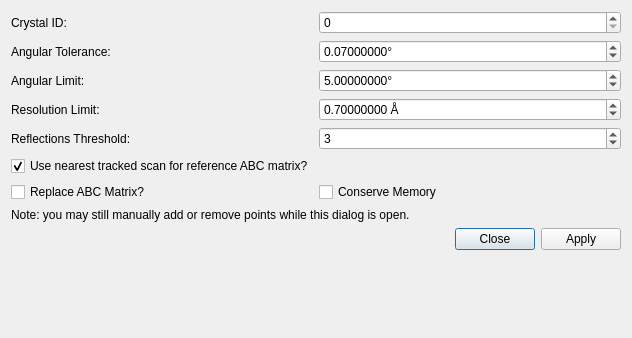
PolyLaue/PolyLaue, file polylaue/ui/resources/ui/track_dialog.ui: the form before one commit.
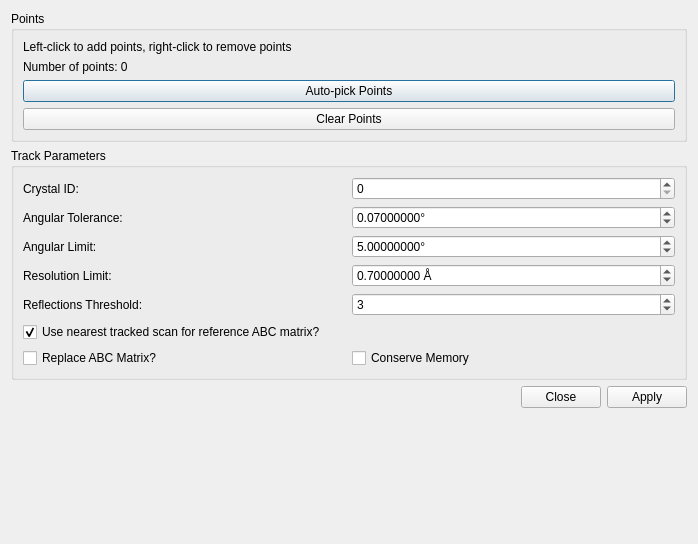
The form after the commit. Custom widgets are drawn as their Qt base class.

Commit message:
Perform find/track point picking in single dialog
This moves the point picking for find/track into the find/track dialogs,
so that point picking is not a prior step and is instead combined with
the find/track step.

This is highly convenient, especially when the results appear incorrect
from find/track and you need to re-pick points. Now instead of starting
over from scratch, the user can just re-pick them in the same dialog.

Patch:
```diff
--- a/polylaue/ui/resources/ui/track_dialog.ui
+++ b/polylaue/ui/resources/ui/track_dialog.ui
@@ -6,8 +6,8 @@
    <rect>
     <x>0</x>
     <y>0</y>
-    <width>632</width>
-    <height>338</height>
+    <width>698</width>
+    <height>544</height>
    </rect>
   </property>
   <property name="sizePolicy">
@@ -20,122 +20,7 @@
    <string>Track Orientation</string>
   </property>
   <layout class="QGridLayout" name="gridLayout">
-   <item row="4" column="0">
-    <widget class="QLabel" name="reflections_threshold_label">
-     <property name="toolTip">
-      <string>&lt;html&gt;&lt;head/&gt;&lt;body&gt;&lt;p&gt;The minimum number of indexed reflections to assume the indexing routine was successful.&lt;/p&gt;&lt;p&gt;&lt;br/&gt;&lt;/p&gt;&lt;p&gt;Default: 3&lt;/p&gt;&lt;/body&gt;&lt;/html&gt;</string>
-     </property>
-     <property name="text">
-      <string>Reflections Threshold:</string>
-     </property>
-    </widget>
-   </item>
-   <item row="2" column="1">
-    <widget class="ScientificDoubleSpinBox" name="angular_limit">
-     <property name="toolTip">
-      <string>&lt;html&gt;&lt;head/&gt;&lt;body&gt;&lt;p&gt;Default: 29°&lt;/p&gt;&lt;/body&gt;&lt;/html&gt;</string>
-     </property>
-     <property name="suffix">
-      <string>°</string>
-     </property>
-     <property name="decimals">
-      <number>8</number>
-     </property>
-     <property name="maximum">
-      <double>1000000.000000000000000</double>
-     </property>
-     <property name="value">
-      <double>5.000000000000000</double>
-     </property>
-    </widget>
-   </item>
-   <item row="6" column="0">
-    <widget class="QCheckBox" name="replace_abc_matrix">
-     <property name="toolTip">
-      <string>&lt;html&gt;&lt;head/&gt;&lt;body&gt;&lt;p&gt;Instead of just recording the angular shift for this scan number, replace the ABC matrix in the crystal with the result of this tracking, and recompute all other angular shifts with respect to the new ABC matrix.&lt;/p&gt;&lt;p&gt;&lt;br/&gt;&lt;/p&gt;&lt;p&gt;This is beneficial if you believe this tracked scan number will produce a more accurate ABC matrix than the scan number where the ABC matrix was initially indexed.&lt;/p&gt;&lt;/body&gt;&lt;/html&gt;</string>
-     </property>
-     <property name="text">
-      <string>Replace ABC Matrix?</string>
-     </property>
-    </widget>
-   </item>
-   <item row="1" column="0">
-    <widget class="QLabel" name="angular_tolerance_label">
-     <property name="toolTip">
-      <string>&lt;html&gt;&lt;head/&gt;&lt;body&gt;&lt;p&gt;Default: 0.07°&lt;/p&gt;&lt;/body&gt;&lt;/html&gt;</string>
-     </property>
-     <property name="text">
-      <string>Angular Tolerance:</string>
-     </property>
-    </widget>
-   </item>
-   <item row="3" column="0">
-    <widget class="QLabel" name="resolution_limit_label">
-     <property name="toolTip">
-      <string>&lt;html&gt;&lt;head/&gt;&lt;body&gt;&lt;p&gt;Default: 0.4 Å&lt;/p&gt;&lt;/body&gt;&lt;/html&gt;</string>
-     </property>
-     <property name="text">
-      <string>Resolution Limit:</string>
-     </property>
-    </widget>
-   </item>
-   <item row="0" column="0">
-    <widget class="QLabel" name="crystal_id_label">
-     <property name="toolTip">
-      <string>&lt;html&gt;&lt;head/&gt;&lt;body&gt;&lt;p&gt;The crystal ID to use as a starting point. The ABC matrix for this crystal will be automatically rotated to determine the best orientation.&lt;/p&gt;&lt;/body&gt;&lt;/html&gt;</string>
-     </property>
-     <property name="text">
-      <string>Crystal ID:</string>
-     </property>
-    </widget>
-   </item>
-   <item row="0" column="1">
-    <widget class="QSpinBox" name="crystal_id">
-     <property name="toolTip">
-      <string>&lt;html&gt;&lt;head/&gt;&lt;body&gt;&lt;p&gt;The crystal ID to use as a starting point. The ABC matrix for this crystal will be automatically rotated to determine the best orientation.&lt;/p&gt;&lt;/body&gt;&lt;/html&gt;</string>
-     </property>
-     <property name="maximum">
-      <number>10000000</number>
-     </property>
-    </widget>
-   </item>
-   <item row="1" column="1">
-    <widget class="ScientificDoubleSpinBox" name="angular_tolerance">
-     <property name="toolTip">
-      <string>&lt;html&gt;&lt;head/&gt;&lt;body&gt;&lt;p&gt;Default: 0.07°&lt;/p&gt;&lt;/body&gt;&lt;/html&gt;</string>
-     </property>
-     <property name="suffix">
-      <string>°</string>
-     </property>
-     <property name="decimals">
-      <number>8</number>
-     </property>
-     <property name="maximum">
-      <double>100000.000000000000000</double>
-     </property>
-     <property name="value">
-      <double>0.070000000000000</double>
-     </property>
-    </widget>
-   </item>
-   <item row="8" column="0" colspan="2">
-    <widget class="QLabel" name="label">
-     <property name="text">
-      <string>Note: you may still manually add or remove points while this dialog is open.</string>
-     </property>
-    </widget>
-   </item>
-   <item row="6" column="1">
-    <widget class="QCheckBox" name="conserve_memory">
-     <property name="toolTip">
-      <string>&lt;html&gt;&lt;head/&gt;&lt;body&gt;&lt;p&gt;If checked, a different version of the internal function will be utilized that uses less RAM, but also runs a little slower.&lt;/p&gt;&lt;/body&gt;&lt;/html&gt;</string>
-     </property>
-     <property name="text">
-      <string>Conserve Memory</string>
-     </property>
-    </widget>
-   </item>
-   <item row="10" column="0" colspan="2">
+   <item row="4" column="0" colspan="2">
     <spacer name="verticalSpacer">
      <property name="orientation">
       <enum>Qt::Vertical</enum>
@@ -148,6 +33,100 @@
      </property>
     </spacer>
    </item>
+   <item row="1" column="0" colspan="2">
+    <widget class="QGroupBox" name="groupBox">
+     <property name="title">
+      <string>Track Parameters</string>
+     </property>
+     <layout class="QGridLayout" name="gridLayout_3">
+      <item row="0" column="0">
+       <widget class="QLabel" name="crystal_id_label">
+        <property name="toolTip">
+         <string>&lt;html&gt;&lt;head/&gt;&lt;body&gt;&lt;p&gt;The crystal ID to use as a starting point. The ABC matrix for this crystal will be automatically rotated to determine the best orientation.&lt;/p&gt;&lt;/body&gt;&lt;/html&gt;</string>
+        </property>
+        <property name="text">
+         <string>Crystal ID:</string>
+        </property>
+       </widget>
+      </item>
+      <item row="0" column="1">
+       <widget class="QSpinBox" name="crystal_id">
+        <property name="toolTip">
+         <string>&lt;html&gt;&lt;head/&gt;&lt;body&gt;&lt;p&gt;The crystal ID to use as a starting point. The ABC matrix for this crystal will be automatically rotated to determine the best orientation.&lt;/p&gt;&lt;/body&gt;&lt;/html&gt;</string>
+        </property>
+        <property name="maximum">
+         <number>10000000</number>
+        </property>
+       </widget>
+      </item>
+      <item row="1" column="0">
+       <widget class="QLabel" name="angular_tolerance_label">
+        <property name="toolTip">
+         <string>&lt;html&gt;&lt;head/&gt;&lt;body&gt;&lt;p&gt;Default: 0.07°&lt;/p&gt;&lt;/body&gt;&lt;/html&gt;</string>
+        </property>
+        <property name="text">
+         <string>Angular Tolerance:</string>
+        </property>
+       </widget>
+      </item>
+      <item row="1" column="1">
+       <widget class="ScientificDoubleSpinBox" name="angular_tolerance">
+        <property name="toolTip">
+         <string>&lt;html&gt;&lt;head/&gt;&lt;body&gt;&lt;p&gt;Default: 0.07°&lt;/p&gt;&lt;/body&gt;&lt;/html&gt;</string>
+        </property>
+        <property name="suffix">
+         <string>°</string>
+        </property>
+        <property name="decimals">
+         <number>8</number>
+        </property>
+        <property name="maximum">
+         <double>100000.000000000000000</double>
+        </property>
+        <property name="value">
+         <double>0.070000000000000</double>
+        </property>
+       </widget>
+      </item>
+      <item row="2" column="0">
+       <widget class="QLabel" name="angular_limit_label">
+        <property name="toolTip">
+         <string>&lt;html&gt;&lt;head/&gt;&lt;body&gt;&lt;p&gt;Default: 29°&lt;/p&gt;&lt;/body&gt;&lt;/html&gt;</string>
+        </property>
+        <property name="text">
+         <string>Angular Limit:</string>
+        </property>
+       </widget>
+      </item>
+      <item row="2" column="1">
+       <widget class="ScientificDoubleSpinBox" name="angular_limit">
+        <property name="toolTip">
+         <string>&lt;html&gt;&lt;head/&gt;&lt;body&gt;&lt;p&gt;Default: 29°&lt;/p&gt;&lt;/body&gt;&lt;/html&gt;</string>
+        </property>
+        <property name="suffix">
+         <string>°</string>
+        </property>
+        <property name="decimals">
+         <number>8</number>
+        </property>
+        <property name="maximum">
+         <double>1000000.000000000000000</double>
+        </property>
+        <property name="value">
+         <double>5.000000000000000</double>
+        </property>
+       </widget>
+      </item>
+      <item row="3" column="0">
+       <widget class="QLabel" name="resolution_limit_label">
+        <property name="toolTip">
+         <string>&lt;html&gt;&lt;head/&gt;&lt;body&gt;&lt;p&gt;Default: 0.4 Å&lt;/p&gt;&lt;/body&gt;&lt;/html&gt;</string>
+        </property>
+        <property name="text">
+         <string>Resolution Limit:</string>
+        </property>
+       </widget>
+      </item>
    <item row="3" column="1">
     <widget class="ScientificDoubleSpinBox" name="resolution_limit">
      <property name="toolTip">
@@ -167,20 +146,13 @@
      </property>
     </widget>
    </item>
-   <item row="2" column="0">
-    <widget class="QLabel" name="angular_limit_label">
+      <item row="4" column="0">
+       <widget class="QLabel" name="reflections_threshold_label">
      <property name="toolTip">
       <string>&lt;html&gt;&lt;head/&gt;&lt;body&gt;&lt;p&gt;Default: 29°&lt;/p&gt;&lt;/body&gt;&lt;/html&gt;</string>
      </property>
      <property name="text">
-      <string>Angular Limit:</string>
-     </property>
-    </widget>
-   </item>
-   <item row="9" column="0" colspan="2">
-    <widget class="QDialogButtonBox" name="button_box">
-     <property name="standardButtons">
-      <set>QDialogButtonBox::Apply|QDialogButtonBox::Close</set>
+         <string>Reflections Threshold:</string>
      </property>
     </widget>
    </item>
@@ -210,6 +182,73 @@
      </property>
     </widget>
    </item>
+      <item row="6" column="0">
+       <widget class="QCheckBox" name="replace_abc_matrix">
+        <property name="toolTip">
+         <string>&lt;html&gt;&lt;head/&gt;&lt;body&gt;&lt;p&gt;Instead of just recording the angular shift for this scan number, replace the ABC matrix in the crystal with the result of this tracking, and recompute all other angular shifts with respect to the new ABC matrix.&lt;/p&gt;&lt;p&gt;&lt;br/&gt;&lt;/p&gt;&lt;p&gt;This is beneficial if you believe this tracked scan number will produce a more accurate ABC matrix than the scan number where the ABC matrix was initially indexed.&lt;/p&gt;&lt;/body&gt;&lt;/html&gt;</string>
+        </property>
+        <property name="text">
+         <string>Replace ABC Matrix?</string>
+        </property>
+       </widget>
+      </item>
+      <item row="6" column="1">
+       <widget class="QCheckBox" name="conserve_memory">
+        <property name="toolTip">
+         <string>&lt;html&gt;&lt;head/&gt;&lt;body&gt;&lt;p&gt;If checked, a different version of the internal function will be utilized that uses less RAM, but also runs a little slower.&lt;/p&gt;&lt;/body&gt;&lt;/html&gt;</string>
+        </property>
+        <property name="text">
+         <string>Conserve Memory</string>
+        </property>
+       </widget>
+      </item>
+     </layout>
+    </widget>
+   </item>
+   <item row="0" column="0" colspan="2">
+    <widget class="QGroupBox" name="points_group">
+     <property name="title">
+      <string>Points</string>
+     </property>
+     <layout class="QGridLayout" name="gridLayout_2">
+      <item row="0" column="0">
+       <widget class="QLabel" name="points_label">
+        <property name="text">
+         <string>Left-click to add points, right-click to remove points</string>
+        </property>
+       </widget>
+      </item>
+      <item row="1" column="0">
+       <widget class="QLabel" name="num_points_label">
+        <property name="text">
+         <string>Number of points: 0</string>
+        </property>
+       </widget>
+      </item>
+      <item row="2" column="0">
+       <widget class="QPushButton" name="auto_pick_points">
+        <property name="text">
+         <string>Auto-pick Points</string>
+        </property>
+       </widget>
+      </item>
+      <item row="3" column="0">
+       <widget class="QPushButton" name="clear_points">
+        <property name="text">
+         <string>Clear Points</string>
+        </property>
+       </widget>
+      </item>
+     </layout>
+    </widget>
+   </item>
+   <item row="3" column="0" colspan="2">
+    <widget class="QDialogButtonBox" name="button_box">
+     <property name="standardButtons">
+      <set>QDialogButtonBox::Apply|QDialogButtonBox::Close</set>
+     </property>
+    </widget>
+   </item>
   </layout>
  </widget>
  <customwidgets>
```
Left out of the diff: 12 changed lines with no effect on the pictures. Lines whose indentation alone changed are shown as unchanged. The commit also changes 8 other files.
